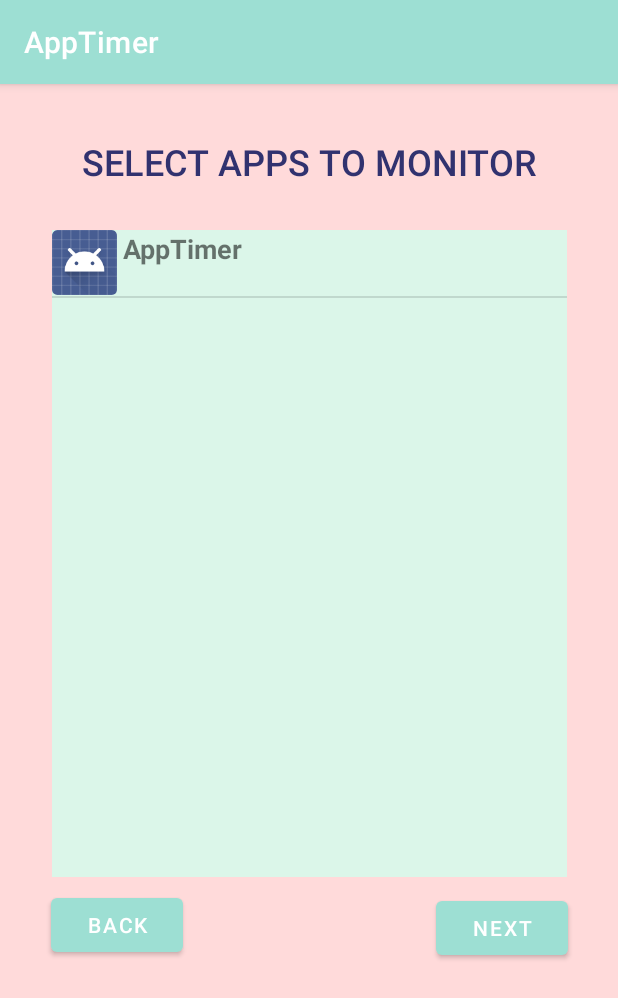
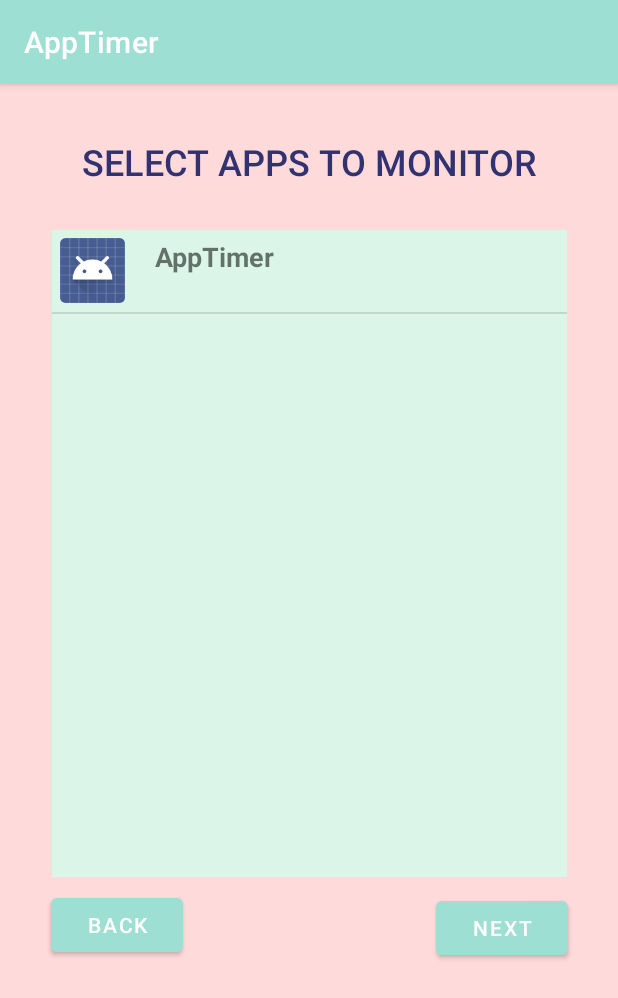
Before and after one commit to prabhatsn1/AppTimer, an Android app: the MonitorActivity screen opened directly, with no data from a screen before it, on a phone screen of 412 x 824 dp. Shown: the top 998 px of the screen. Run offline under Robolectric (Android 15) with nearby library versions, the phone set to English and light mode, and no system bars.

Commit message:
Monitor Activity Complete

```diff
--- a/app/src/main/res/layout/app_item_layout.xml
+++ b/app/src/main/res/layout/app_item_layout.xml
@@ -6,6 +6,7 @@
     android:layout_height="wrap_content"
     android:layout_marginLeft="4dp"
     android:layout_marginRight="4dp"
+    android:padding="5dp"
     android:orientation="horizontal">
 
 
@@ -19,7 +20,7 @@
     <LinearLayout
         android:layout_width="wrap_content"
         android:layout_height="wrap_content"
-        android:layout_marginLeft="4dp"
+        android:layout_marginLeft="20dp"
         android:layout_marginRight="4dp"
         android:orientation="vertical">
 
```
